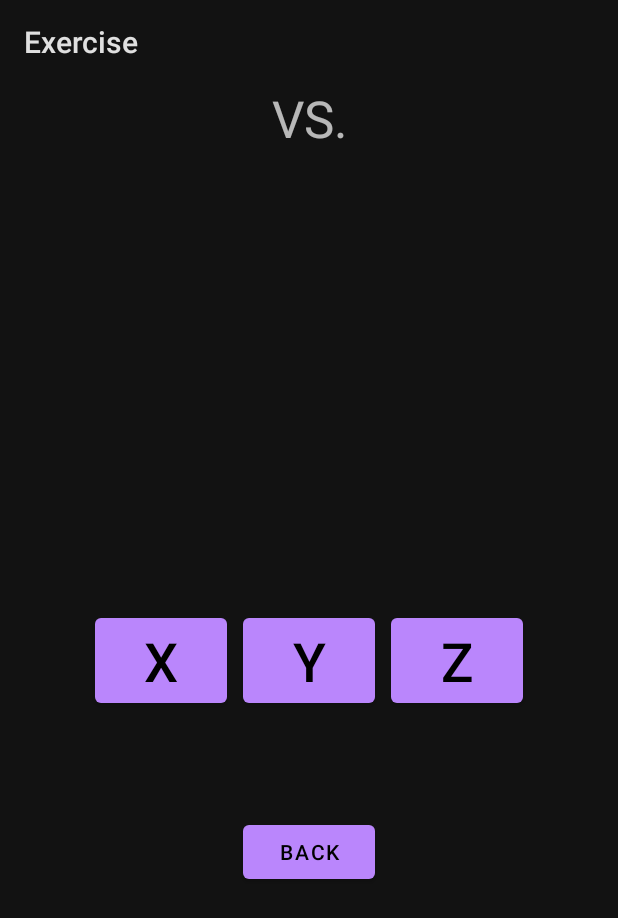
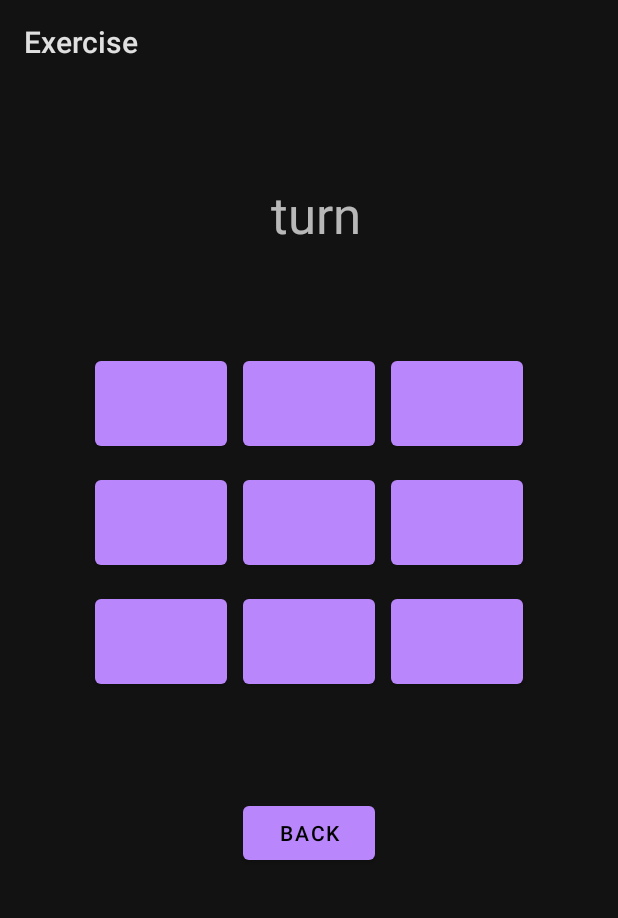
Before and after one commit to gmurdoko/kotlin_android, an Android app: the screen it shows after launch (BoardActivity), after a tap on "START", on a phone screen of 412 x 824 dp. Shown: the top 918 px of the screen. Run offline under Robolectric (Android 15) with nearby library versions, the phone set to English and light mode, and no system bars; 1 other tap on this screen came first.

```diff
--- a/app/src/main/java/com/example/exercise/BoardActivity.kt
+++ b/app/src/main/java/com/example/exercise/BoardActivity.kt
@@ -4,6 +4,7 @@ import android.content.Intent
 import androidx.appcompat.app.AppCompatActivity
 import android.os.Bundle
 import android.view.View
+import android.widget.Button
 import com.example.exercise.const.PLAYER_1
 import com.example.exercise.const.PLAYER_2
 import kotlinx.android.synthetic.main.activity_board.*
@@ -11,6 +12,9 @@ import kotlinx.android.synthetic.main.activity_main.*
 
 class BoardActivity : AppCompatActivity() {
     val activityName = "BOARD_ACTIVITY"
+    var ActivePlayer = true
+    var tacToePlayer1= arrayOf<Int>()
+    var tacToePlayer2= arrayOf<Int>()
     override fun onCreate(savedInstanceState: Bundle?) {
         super.onCreate(savedInstanceState)
         println("$activityName ON_CREATE")
@@ -19,13 +23,15 @@ class BoardActivity : AppCompatActivity() {
         val player1 = inIntent.getStringExtra(PLAYER_1)
         val player2 = inIntent.getStringExtra(PLAYER_2)
         val showBoard = "$player1 VS. $player2"
-
-        activity_board_view.text = showBoard
+//        activity_board_view.text = showBoard
+    activity_board_view.text = "$player1 turn"
+//        var ActivePlayer = player1
 
     }
     override fun onStart() {
         super.onStart()
         println("$activityName ON_START")
+
     }
 
     override fun onResume() {
@@ -51,7 +57,25 @@ class BoardActivity : AppCompatActivity() {
 
 
     fun flip(view: View) {
-        println(view.tag)
+        view as Button
+//        val index = view.tag.toString().toInt()
+//        println("ini index $index")
+        clickToPlay(view)
+    }
+    fun clickToPlay(view: Button){
+        val inIntent = getIntent()
+        val player1 = inIntent.getStringExtra(PLAYER_1)
+        val player2 = inIntent.getStringExtra(PLAYER_2)
+        if (ActivePlayer){
+            view.text = "X"
+            activity_board_view.text = "$player2 turn"
+            ActivePlayer=false
+        } else{
+            view.text = "O"
+            activity_board_view.text ="$player1 turn"
+            ActivePlayer=true
+        }
+    view.isEnabled=false
     }
 
     fun goToHome(view: View) {
--- a/app/src/main/java/com/example/exercise/MainActivity.kt
+++ b/app/src/main/java/com/example/exercise/MainActivity.kt
@@ -14,7 +14,7 @@ class MainActivity : AppCompatActivity(), View.OnClickListener {
         super.onCreate(savedInstanceState)
         println("$activityName ON_CREATE")
         setContentView(R.layout.activity_main)
-        button_pencet.setOnClickListener(this)
+//        button_pencet.setOnClickListener(this)
         button_tekan.setOnClickListener(this)
     }
 
@@ -45,13 +45,13 @@ class MainActivity : AppCompatActivity(), View.OnClickListener {
 
     override fun onClick(v: View?) {
         when(v){
-            button_pencet->showName()
+//            button_pencet->showName()
             button_tekan->toBoardActivity()
         }
     }
      fun showName(){
          val name = input_player1.text.toString()
-        main_text_view.text = name
+//        main_text_view.text = name
      }
 
     fun toBoardActivity(){
--- a/app/src/main/res/layout/activity_board.xml
+++ b/app/src/main/res/layout/activity_board.xml
@@ -13,19 +13,21 @@
         android:text="Your Name"
         android:textAlignment="center"
         android:textSize="34dp"
-
-        tools:ignore="MissingConstraints"
-        tools:layout_editor_absoluteX="0dp" />
+        app:layout_constraintEnd_toEndOf="parent"
+        android:layout_marginTop="64dp"
+        app:layout_constraintStart_toStartOf="parent"
+        app:layout_constraintTop_toTopOf="parent"
+        tools:ignore="MissingConstraints" />
 
     <LinearLayout
         android:id="@+id/linearLayout"
         android:layout_width="wrap_content"
         android:layout_height="wrap_content"
         android:orientation="horizontal"
-        app:layout_constraintBottom_toBottomOf="parent"
+        android:layout_marginTop="64dp"
+        app:layout_constraintTop_toBottomOf="@+id/activity_board_view"
         app:layout_constraintEnd_toEndOf="parent"
-        app:layout_constraintStart_toStartOf="parent"
-        app:layout_constraintTop_toTopOf="parent">
+        app:layout_constraintStart_toStartOf="parent">
 
         <com.google.android.material.button.MaterialButton
             android:id="@+id/cell0"
@@ -34,7 +36,7 @@
             android:layout_margin="5dp"
             android:onClick="flip"
             android:tag="0"
-            android:text="X"
+            android:text=""
             android:textAlignment="center"
             android:textSize="36dp" />
 
@@ -45,7 +47,7 @@
             android:layout_margin="5dp"
             android:onClick="flip"
             android:tag="1"
-            android:text="Y"
+            android:text=""
             android:textAlignment="center"
             android:textSize="36dp" />
 
@@ -56,9 +58,99 @@
             android:layout_margin="5dp"
             android:onClick="flip"
             android:tag="2"
-            android:text="Z"
+            android:text=""
             android:textAlignment="center"
             android:textSize="36dp" />
+
+
+    </LinearLayout>
+    <LinearLayout
+        android:id="@+id/linearLayout1"
+        android:layout_width="wrap_content"
+        android:layout_height="wrap_content"
+        android:orientation="horizontal"
+        app:layout_constraintTop_toBottomOf="@+id/linearLayout"
+        app:layout_constraintEnd_toEndOf="parent"
+        app:layout_constraintStart_toStartOf="parent">
+
+        <com.google.android.material.button.MaterialButton
+            android:id="@+id/cell3"
+            android:layout_width="match_parent"
+            android:layout_height="match_parent"
+            android:layout_margin="5dp"
+            android:onClick="flip"
+            android:tag="3"
+            android:text=""
+            android:textAlignment="center"
+            android:textSize="36dp" />
+
+        <com.google.android.material.button.MaterialButton
+            android:id="@+id/cell4"
+            android:layout_width="match_parent"
+            android:layout_height="match_parent"
+            android:layout_margin="5dp"
+            android:onClick="flip"
+            android:tag="4"
+            android:text=""
+            android:textAlignment="center"
+            android:textSize="36dp" />
+
+        <com.google.android.material.button.MaterialButton
+            android:id="@+id/cell5"
+            android:layout_width="match_parent"
+            android:layout_height="match_parent"
+            android:layout_margin="5dp"
+            android:onClick="flip"
+            android:tag="5"
+            android:text=""
+            android:textAlignment="center"
+            android:textSize="36dp" />
+
+
+    </LinearLayout>
+
+    <LinearLayout
+        android:id="@+id/linearLayout2"
+        android:layout_width="wrap_content"
+        android:layout_height="wrap_content"
+        android:orientation="horizontal"
+        app:layout_constraintTop_toBottomOf="@+id/linearLayout1"
+        app:layout_constraintEnd_toEndOf="parent"
+        app:layout_constraintStart_toStartOf="parent">
+
+        <com.google.android.material.button.MaterialButton
+            android:id="@+id/cell6"
+            android:layout_width="match_parent"
+            android:layout_height="match_parent"
+            android:layout_margin="5dp"
+            android:onClick="flip"
+            android:tag="6"
+            android:text=""
+            android:textAlignment="center"
+            android:textSize="36dp" />
+
+        <com.google.android.material.button.MaterialButton
+            android:id="@+id/cell7"
+            android:layout_width="match_parent"
+            android:layout_height="match_parent"
+            android:layout_margin="5dp"
+            android:onClick="flip"
+            android:tag="7"
+            android:text=""
+            android:textAlignment="center"
+            android:textSize="36dp" />
+
+        <com.google.android.material.button.MaterialButton
+            android:id="@+id/cell8"
+            android:layout_width="match_parent"
+            android:layout_height="match_parent"
+            android:layout_margin="5dp"
+            android:onClick="flip"
+            android:tag="8"
+            android:text=""
+            android:textAlignment="center"
+            android:textSize="36dp" />
+
 
     </LinearLayout>
 
@@ -71,6 +163,8 @@
         android:text="BACK"
         app:layout_constraintEnd_toEndOf="parent"
         app:layout_constraintStart_toStartOf="parent"
-        app:layout_constraintTop_toBottomOf="@+id/linearLayout" />
+        app:layout_constraintTop_toBottomOf="@+id/linearLayout2" />
+
+
 
 </androidx.constraintlayout.widget.ConstraintLayout>
--- a/app/src/main/res/layout/activity_main.xml
+++ b/app/src/main/res/layout/activity_main.xml
@@ -43,13 +43,13 @@
             android:hint="Player 2"
             />
 
-        <com.google.android.material.button.MaterialButton
-        android:id="@+id/button_pencet"
-        android:layout_width="match_parent"
-        android:layout_height="wrap_content"
-        android:text="PENCET"
+<!--        <com.google.android.material.button.MaterialButton-->
+<!--        android:id="@+id/button_pencet"-->
+<!--        android:layout_width="match_parent"-->
+<!--        android:layout_height="wrap_content"-->
+<!--        android:text="PENCET"-->
 
-        />
+<!--        />-->
         <com.google.android.material.button.MaterialButton
             android:id="@+id/button_tekan"
             android:layout_width="match_parent"
@@ -57,14 +57,14 @@
             android:text="Start"
 
             />
-        <TextView
-            android:id="@+id/main_text_view"
-            android:layout_width="match_parent"
-            android:layout_height="wrap_content"
-            android:textSize="34dp"
-            android:text="Your Name"
-            android:textAlignment="center"
-            />
+<!--        <TextView-->
+<!--            android:id="@+id/main_text_view"-->
+<!--            android:layout_width="match_parent"-->
+<!--            android:layout_height="wrap_content"-->
+<!--            android:textSize="34dp"-->
+<!--            android:text="Your Name"-->
+<!--            android:textAlignment="center"-->
+<!--            />-->
 
 
 
```
